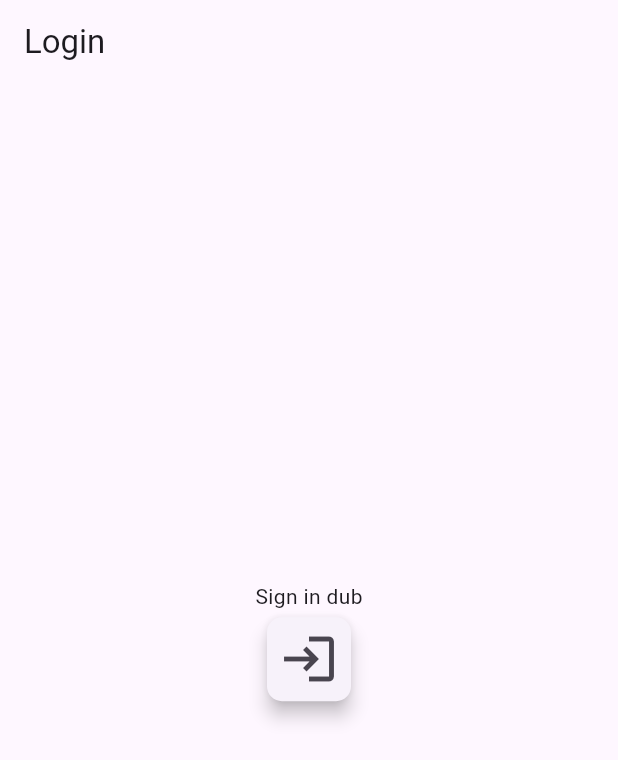
After one commit to aceeedev/jim-sturdy, a Flutter app: the LoginPage screen opened directly, on a phone screen of 412 x 824 dp. The commit adds this screen. Shown: the top 760 px of the screen. Run offline on Flutter 3.47's test engine with Material 3 defaults, Android fonts, the phone set to English and light mode, and no system bars; our stand-ins replace firebase_auth, firebase_core, google_sign_in; accounts and stored records are empty; generated files the repository leaves out were written again.

Commit message:
Added frame widget

```diff
--- a/jim_sturdy/lib/pages/home_page.dart
+++ b/jim_sturdy/lib/pages/home_page.dart
@@ -3,6 +3,7 @@ import 'package:provider/provider.dart';
 import 'package:jim_sturdy/backend/google_auth.dart';
 import 'package:jim_sturdy/pages/login_page.dart';
 import 'package:jim_sturdy/providers/main_provider.dart';
+import 'package:jim_sturdy/widgets/frame_widget.dart';
 
 class HomePage extends StatefulWidget {
   const HomePage({super.key});
@@ -27,7 +28,8 @@ class _HomePageState extends State<HomePage> {
         backgroundColor: Theme.of(context).colorScheme.inversePrimary,
         title: const Text('Home'),
       ),
-      body: Center(
+      body: Frame(
+        child: Center(
           child: Column(
             mainAxisAlignment: MainAxisAlignment.center,
             children: <Widget>[
@@ -51,6 +53,7 @@ class _HomePageState extends State<HomePage> {
             ],
           ),
         ),
+      ),
       floatingActionButton: FloatingActionButton(
         onPressed: _incrementCounter,
         tooltip: 'Increment',
--- a/jim_sturdy/lib/pages/login_page.dart
+++ b/jim_sturdy/lib/pages/login_page.dart
@@ -3,6 +3,7 @@ import 'package:firebase_auth/firebase_auth.dart';
 import 'package:provider/provider.dart';
 import 'package:jim_sturdy/pages/home_page.dart';
 import 'package:jim_sturdy/providers/main_provider.dart';
+import 'package:jim_sturdy/widgets/frame_widget.dart';
 import 'package:jim_sturdy/backend/google_auth.dart';
 
 class LoginPage extends StatefulWidget {
@@ -19,7 +20,8 @@ class _LoginPageState extends State<LoginPage> {
   Widget build(BuildContext context) {
     return Scaffold(
         appBar: AppBar(title: const Text('Login')),
-        body: Center(
+        body: Frame(
+          child: Center(
             child: Column(
               mainAxisAlignment: MainAxisAlignment.center,
               crossAxisAlignment: CrossAxisAlignment.center,
@@ -52,6 +54,7 @@ class _LoginPageState extends State<LoginPage> {
                 Text(errorMessage),
               ],
             ),
+          ),
         ));
   }
 }
--- /dev/null
+++ b/jim_sturdy/lib/widgets/frame_widget.dart
@@ -0,0 +1,14 @@
+import 'package:flutter/material.dart';
+
+class Frame extends StatelessWidget {
+  Frame({super.key, required this.child});
+
+  Widget child;
+
+  @override
+  Widget build(BuildContext context) => SafeArea(
+          child: Padding(
+        padding: const EdgeInsets.all(12.0),
+        child: child,
+      ));
+}
```
Lines whose indentation alone changed are shown as unchanged.
